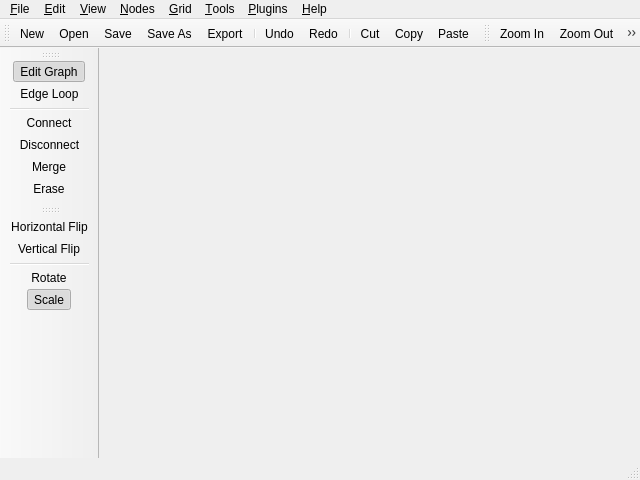
Before: the Qt Designer form src/dialogs/main_window.ui in mbasaglia/Knotter, drawn with Qt 5.
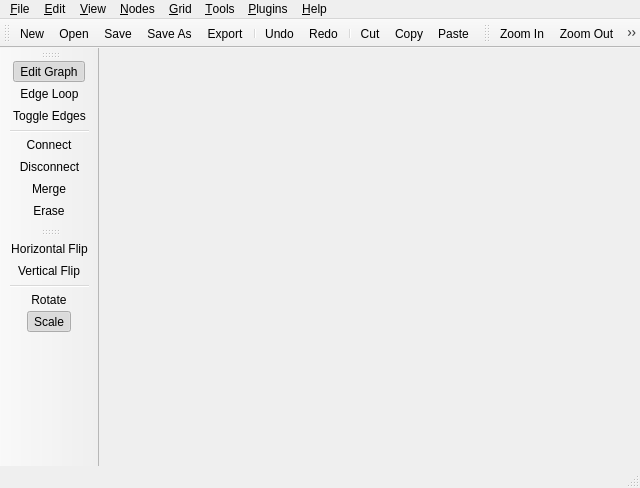
After: the same form once the commit is applied. Icons and pictures are not drawn. Custom widgets are drawn as their Qt base class.

Commit message: Toggle edge tool

Diff of the .ui file:
```diff
--- a/src/dialogs/main_window.ui
+++ b/src/dialogs/main_window.ui
@@ -7,7 +7,7 @@
     <x>0</x>
     <y>0</y>
     <width>640</width>
-    <height>480</height>
+    <height>488</height>
    </rect>
   </property>
   <property name="acceptDrops">
@@ -247,6 +247,7 @@
    </attribute>
    <addaction name="action_Edit_Graph"/>
    <addaction name="action_Edge_Loop"/>
+   <addaction name="action_Toggle_Edges"/>
    <addaction name="separator"/>
    <addaction name="action_Connect"/>
    <addaction name="action_Disconnect"/>
@@ -739,6 +740,17 @@
     <string>&amp;Enable Grid</string>
    </property>
   </action>
+  <action name="action_Toggle_Edges">
+   <property name="checkable">
+    <bool>true</bool>
+   </property>
+   <property name="icon">
+    <iconset theme="draw-line"/>
+   </property>
+   <property name="text">
+    <string>&amp;Toggle Edges</string>
+   </property>
+  </action>
  </widget>
  <customwidgets>
   <customwidget>
```
Left out of the diff: 1 changed line with no effect on the pictures. The commit also changes 5 other files.
